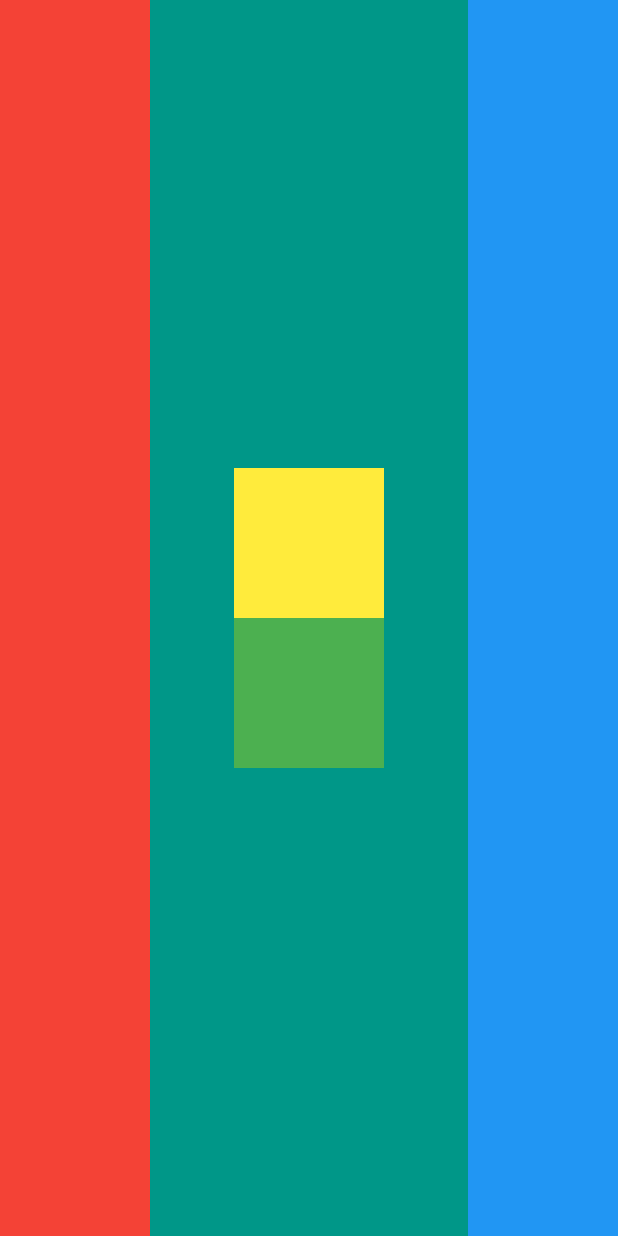
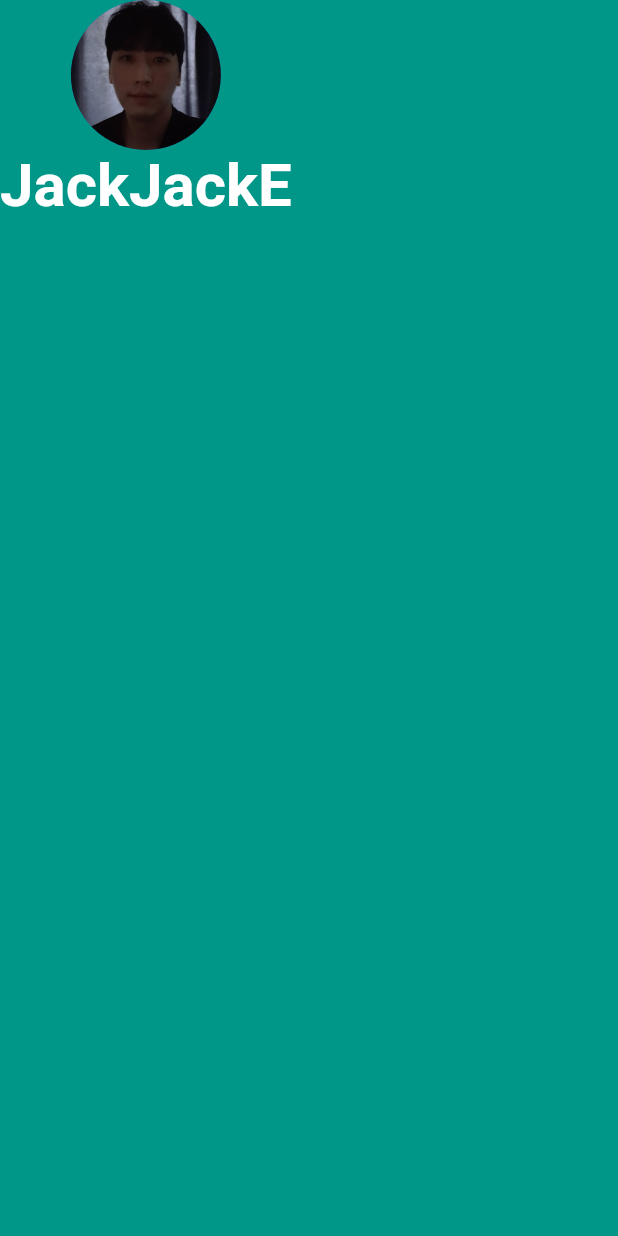
Before and after one commit to mtjin/udemy-flutter-practice, a Flutter app: the screen it shows after launch, on a phone screen of 412 x 824 dp. Run offline on Flutter 3.47's test engine with Material 2 defaults, Android fonts, the phone set to English and light mode, and no system bars.

Commit message:
44. Tapping into Widget Properties

```diff
--- a/mi_card_flutter/lib/main.dart
+++ b/mi_card_flutter/lib/main.dart
@@ -13,25 +13,21 @@
       home: Scaffold(
         backgroundColor: Colors.teal,
         body: SafeArea(
-          child: Row(
-            mainAxisAlignment: MainAxisAlignment.spaceBetween,
-            // 컨테이너를 끝에서부터 동등하게 간격조절하여 가운데 정렬
-            children: [
-              Container(
-                //height 는 match parent 자동으로 되게 설정 따로 안해줘도됨
-                width: 100.0,
-                color: Colors.red,
-              ),
-              Container( // 반반 나눠서 색 2개 만듬, 근데 더 좋은 방법있을거같은데 흠..
-                  width: 100.0,
-                  height: 200.0,
-                  color: Colors.yellow,
-                  padding: EdgeInsets.fromLTRB(0.0, 100.0, 0.0, 0.0),
-                  child: Container(color: Colors.green)),
-              Container(width: 100.0, color: Colors.blue),
-            ],
-          ),
-        ),
+            child: Column(
+          children: <Widget>[
+            CircleAvatar(
+              radius: 50.0,
+              backgroundImage: AssetImage('images/profile.jpg'),
+            ),
+            Text(
+              "JackJackE",
+              style: TextStyle(
+                  fontSize: 40.0,
+                  color: Colors.white,
+                  fontWeight: FontWeight.bold),
+            )
+          ],
+        )),
       ),
     );
   }
--- a/mi_card_flutter/pubspec.yaml
+++ b/mi_card_flutter/pubspec.yaml
@@ -37,9 +37,8 @@
   uses-material-design: true
 
   # To add assets to your application, add an assets section, like this:
-  # assets:
-  #  - images/a_dot_burr.jpeg
-  #  - images/a_dot_ham.jpeg
+  assets:
+    - images/
 
   # An image asset can refer to one or more resolution-specific "variants", see
   # https://flutter.io/assets-and-images/#resolution-aware.
```
Also changed, not shown: mi_card_flutter/images/link.png (added), mi_card_flutter/images/profile.jpg (added).
